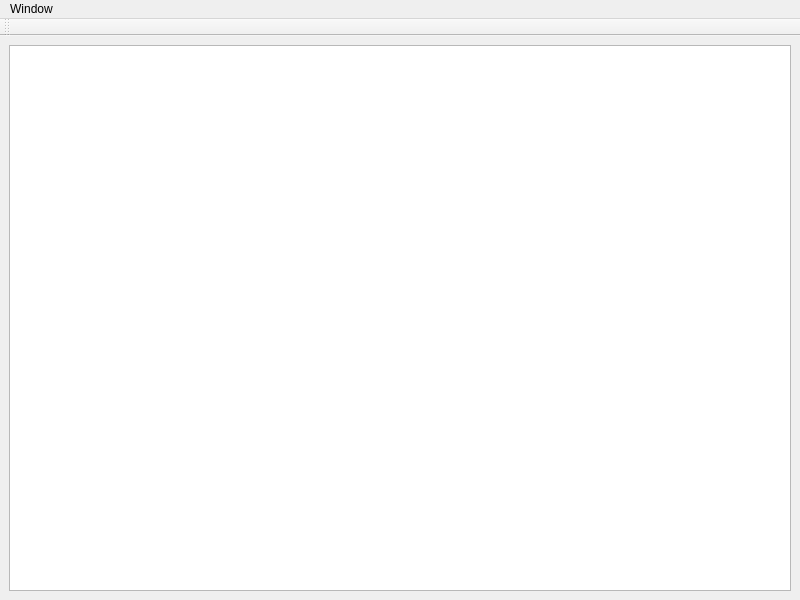
Above: ui/speller.ui from Triagle/speller before the change. Below: the same form after it.
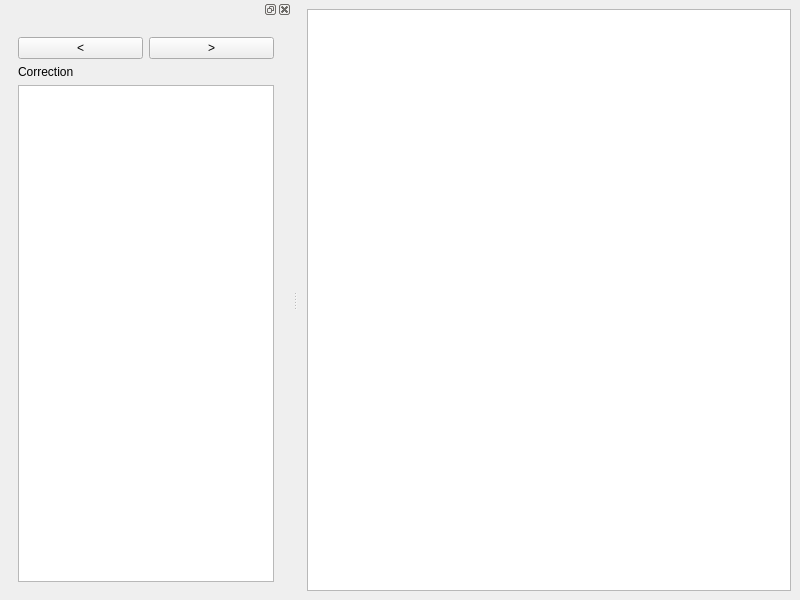
That is the form after the change.

Diff of the .ui file:
```diff
--- a/ui/speller.ui
+++ b/ui/speller.ui
@@ -17,39 +17,80 @@
    <bool>false</bool>
   </property>
   <widget class="QWidget" name="centralwidget">
-   <layout class="QGridLayout" name="gridLayout">
-    <item row="0" column="0">
-     <widget class="QTextEdit" name="textEdit"/>
+   <property name="sizePolicy">
+    <sizepolicy hsizetype="Expanding" vsizetype="Expanding">
+     <horstretch>0</horstretch>
+     <verstretch>0</verstretch>
+    </sizepolicy>
+   </property>
+   <layout class="QVBoxLayout" name="verticalLayout_2">
+    <item>
+     <widget class="QTextEdit" name="textEdit">
+      <property name="sizePolicy">
+       <sizepolicy hsizetype="Expanding" vsizetype="Expanding">
+        <horstretch>0</horstretch>
+        <verstretch>0</verstretch>
+       </sizepolicy>
+      </property>
+     </widget>
     </item>
    </layout>
   </widget>
-  <widget class="QMenuBar" name="menubar">
-   <property name="geometry">
-    <rect>
-     <x>0</x>
-     <y>0</y>
-     <width>800</width>
-     <height>22</height>
-    </rect>
-   </property>
-   <widget class="QMenu" name="menuWindow">
-    <property name="title">
-     <string>Window</string>
-    </property>
-    <addaction name="actionCorrections"/>
+  <widget class="QDockWidget" name="dockWidget">
+   <attribute name="dockWidgetArea">
+    <number>1</number>
+   </attribute>
+   <widget class="QWidget" name="dockWidgetContents">
+    <layout class="QVBoxLayout" name="verticalLayout">
+     <item>
+      <widget class="QWidget" name="widget" native="true">
+       <layout class="QVBoxLayout" name="verticalLayout_3">
+        <item>
+         <layout class="QHBoxLayout" name="horizontalLayout">
+          <item>
+           <widget class="QPushButton" name="previous_word">
+            <property name="text">
+             <string>&lt;</string>
+            </property>
+           </widget>
+          </item>
+          <item>
+           <widget class="QPushButton" name="next_word">
+            <property name="text">
+             <string>&gt;</string>
+            </property>
+           </widget>
+          </item>
+         </layout>
+        </item>
+        <item>
+         <widget class="QLabel" name="correction_label">
+          <property name="sizePolicy">
+           <sizepolicy hsizetype="Preferred" vsizetype="Minimum">
+            <horstretch>0</horstretch>
+            <verstretch>0</verstretch>
+           </sizepolicy>
+          </property>
+          <property name="text">
+           <string>Correction</string>
+          </property>
+         </widget>
+        </item>
+        <item>
+         <widget class="QListView" name="corrections_view">
+          <property name="sizePolicy">
+           <sizepolicy hsizetype="Expanding" vsizetype="Expanding">
+            <horstretch>0</horstretch>
+            <verstretch>0</verstretch>
+           </sizepolicy>
+          </property>
+         </widget>
+        </item>
+       </layout>
+      </widget>
+     </item>
+    </layout>
    </widget>
-   <addaction name="menuWindow"/>
-  </widget>
-  <widget class="QToolBar" name="toolBar">
-   <property name="windowTitle">
-    <string>toolBar</string>
-   </property>
-   <attribute name="toolBarArea">
-    <enum>TopToolBarArea</enum>
-   </attribute>
-   <attribute name="toolBarBreak">
-    <bool>false</bool>
-   </attribute>
   </widget>
   <action name="actionCorrections">
    <property name="text">
```
